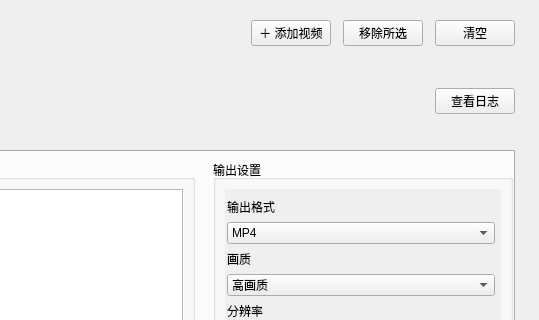
Above: Application/main_window.ui from 20050404yxc-collab/VideoConversion- before the change; both pictures show x 441 to 980 and y 0 to 320 of the 980 by 820 pixel window. Below: the same form after it.
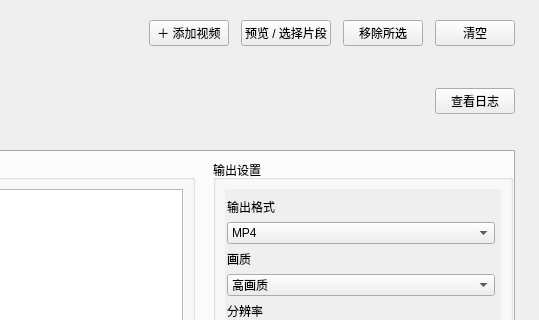
That is the form after the change.

Commit message: feat() 增加视频播放功能，可以选择片段进行转换

Diff of the .ui file:
```diff
--- a/Application/main_window.ui
+++ b/Application/main_window.ui
@@ -65,6 +65,11 @@
         </property>
        </widget>
       </item>
+      <item>
+       <widget class="QPushButton" name="previewButton">
+        <property name="text"><string>预览 / 选择片段</string></property>
+       </widget>
+      </item>
       <item>
        <widget class="QPushButton" name="removeButton">
         <property name="text">
```
The commit also changes 50 other files.
